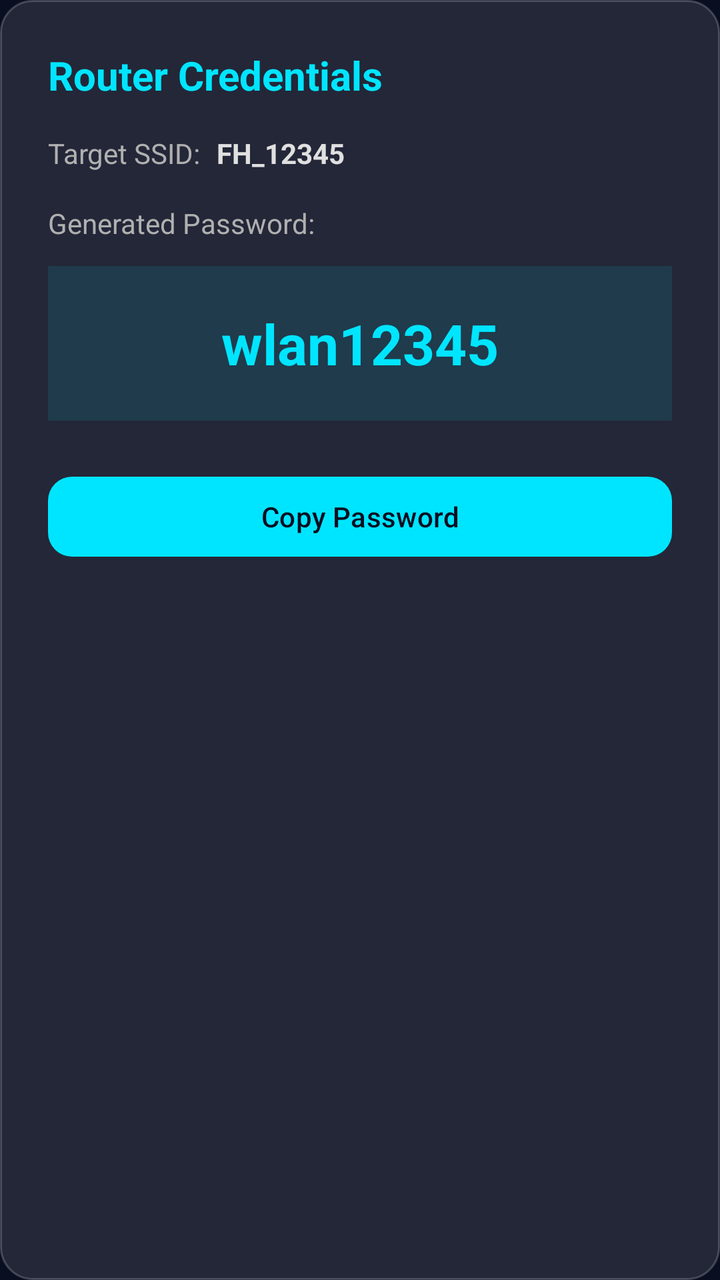
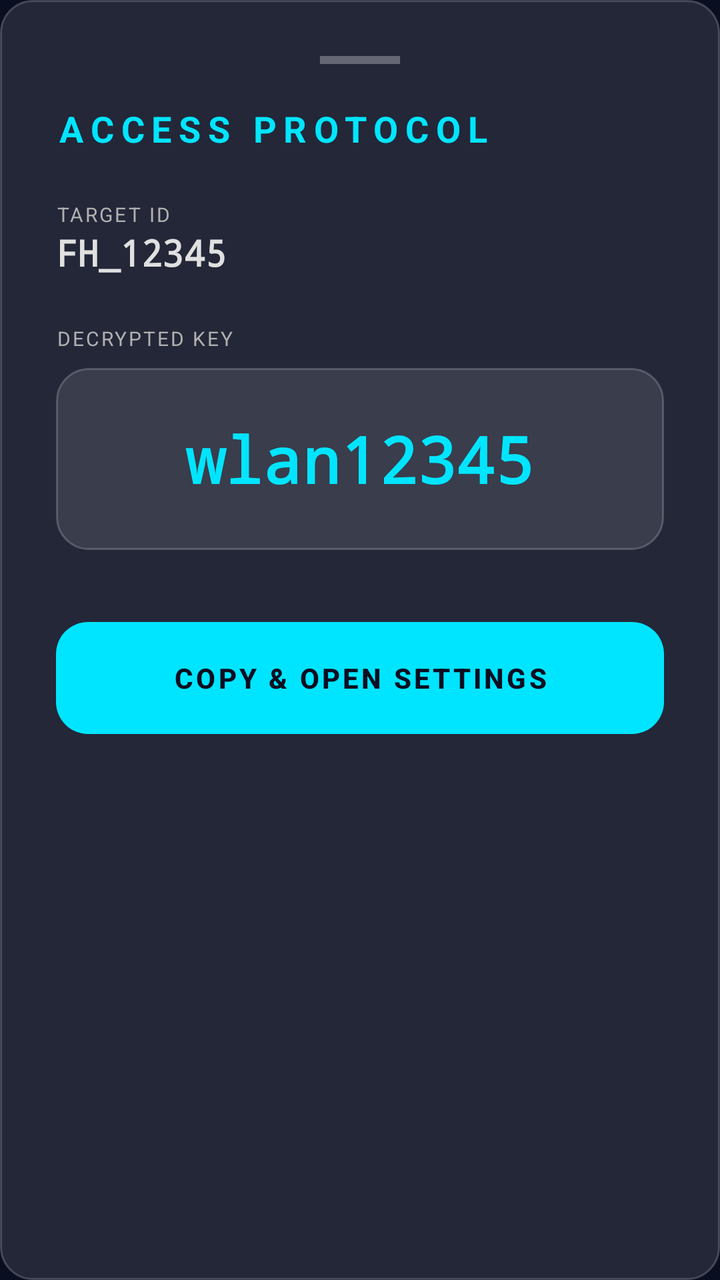

Before-and-after screenshots of an Android layout around one commit, followed by the original layout XML and the change that was made.
<!-- AndroidManifest.xml: application theme Theme.FiberHome -->
<!-- res/layout/bottom_sheet_password.xml -->
<?xml version="1.0" encoding="utf-8"?>
<androidx.constraintlayout.widget.ConstraintLayout
    xmlns:android="http://schemas.android.com/apk/res/android"
    xmlns:app="http://schemas.android.com/apk/res-auto"
    android:layout_width="match_parent"
    android:layout_height="wrap_content"
    android:background="@drawable/glass_card_background"
    android:padding="24dp">

    <TextView
        android:id="@+id/tvTitle"
        android:layout_width="wrap_content"
        android:layout_height="wrap_content"
        android:text="Router Credentials"
        android:textColor="@color/cyan_accent"
        android:textSize="20sp"
        android:textStyle="bold"
        app:layout_constraintStart_toStartOf="parent"
        app:layout_constraintTop_toTopOf="parent" />

    <TextView
        android:id="@+id/tvSsidLabel"
        android:layout_width="wrap_content"
        android:layout_height="wrap_content"
        android:layout_marginTop="16dp"
        android:text="Target SSID:"
        android:textColor="@color/text_secondary"
        app:layout_constraintStart_toStartOf="parent"
        app:layout_constraintTop_toBottomOf="@+id/tvTitle" />

    <TextView
        android:id="@+id/tvSsidValue"
        android:layout_width="wrap_content"
        android:layout_height="wrap_content"
        android:layout_marginStart="8dp"
        android:text="FH_12345"
        android:textColor="@color/text_primary"
        android:textStyle="bold"
        app:layout_constraintBottom_toBottomOf="@+id/tvSsidLabel"
        app:layout_constraintStart_toEndOf="@+id/tvSsidLabel"
        app:layout_constraintTop_toTopOf="@+id/tvSsidLabel" />

    <TextView
        android:id="@+id/tvPassLabel"
        android:layout_width="wrap_content"
        android:layout_height="wrap_content"
        android:layout_marginTop="16dp"
        android:text="Generated Password:"
        android:textColor="@color/text_secondary"
        app:layout_constraintStart_toStartOf="parent"
        app:layout_constraintTop_toBottomOf="@+id/tvSsidLabel" />

    <TextView
        android:id="@+id/tvPassValue"
        android:layout_width="match_parent"
        android:layout_height="wrap_content"
        android:layout_marginTop="12dp"
        android:background="#1A00E5FF"
        android:gravity="center"
        android:padding="20dp"
        android:text="wlan12345"
        android:textColor="@color/cyan_accent"
        android:textSize="28sp"
        android:textStyle="bold"
        app:layout_constraintEnd_toEndOf="parent"
        app:layout_constraintStart_toStartOf="parent"
        app:layout_constraintTop_toBottomOf="@+id/tvPassLabel" />

    <com.google.android.material.button.MaterialButton
        android:id="@+id/btnCopy"
        android:layout_width="match_parent"
        android:layout_height="wrap_content"
        android:layout_marginTop="24dp"
        android:text="Copy Password"
        android:textColor="@color/deep_navy"
        app:backgroundTint="@color/cyan_accent"
        app:cornerRadius="12dp"
        app:layout_constraintTop_toBottomOf="@+id/tvPassValue" />

</androidx.constraintlayout.widget.ConstraintLayout>
<!-- resources referenced by this layout -->
<resources>
  <color name="cyan_accent">#00E5FF</color>
  <color name="deep_navy">#0A0E21</color>
  <color name="text_primary">#E0E0E0</color>
  <color name="text_secondary">#B0B0B0</color>
  <!-- drawable glass_card_background (drawable) -->
  <?xml version="1.0" encoding="utf-8"?>
  <shape xmlns:android="http://schemas.android.com/apk/res/android"
      android:shape="rectangle">
      <solid android:color="@color/glass_white" />
      <corners android:radius="16dp" />
      <stroke
          android:width="1dp"
          android:color="#33FFFFFF" />
  </shape>
  <style name="Theme.FiberHome" parent="Theme.Material3.Dark.NoActionBar">
          <item name="colorPrimary">@color/cyan_accent</item>
          <item name="colorSecondary">@color/electric_blue</item>
          <item name="android:windowBackground">@color/deep_navy</item>
          <item name="android:statusBarColor">@color/deep_navy</item>
          <item name="android:navigationBarColor">@color/deep_navy</item>
          <item name="colorSurface">@color/dark_violet</item>
          <item name="colorOnSurface">@color/text_primary</item>
      </style>
  <color name="glass_white">#1AFFFFFF</color>
  <color name="electric_blue">#2979FF</color>
  <color name="dark_violet">#1A122E</color>
</resources>

<!-- the commit's change to res/layout/bottom_sheet_password.xml (unified diff, before → after) -->
@@ -5,25 +5,39 @@
     android:layout_width="match_parent"
     android:layout_height="wrap_content"
     android:background="@drawable/glass_card_background"
-    android:padding="24dp">
+    android:padding="28dp">
+
+    <View
+        android:id="@+id/dragHandle"
+        android:layout_width="40dp"
+        android:layout_height="4dp"
+        android:background="#4DFFFFFF"
+        app:layout_constraintTop_toTopOf="parent"
+        app:layout_constraintStart_toStartOf="parent"
+        app:layout_constraintEnd_toEndOf="parent"
+        android:layout_marginBottom="16dp" />
 
     <TextView
         android:id="@+id/tvTitle"
         android:layout_width="wrap_content"
         android:layout_height="wrap_content"
-        android:text="Router Credentials"
+        android:layout_marginTop="20dp"
+        android:text="ACCESS PROTOCOL"
         android:textColor="@color/cyan_accent"
-        android:textSize="20sp"
+        android:textSize="18sp"
+        android:letterSpacing="0.2"
         android:textStyle="bold"
         app:layout_constraintStart_toStartOf="parent"
-        app:layout_constraintTop_toTopOf="parent" />
+        app:layout_constraintTop_toBottomOf="@+id/dragHandle" />
 
     <TextView
         android:id="@+id/tvSsidLabel"
         android:layout_width="wrap_content"
         android:layout_height="wrap_content"
-        android:layout_marginTop="16dp"
-        android:text="Target SSID:"
+        android:layout_marginTop="24dp"
+        android:text="TARGET ID"
+        android:textSize="10sp"
+        android:letterSpacing="0.1"
         android:textColor="@color/text_secondary"
         app:layout_constraintStart_toStartOf="parent"
         app:layout_constraintTop_toBottomOf="@+id/tvTitle" />
@@ -32,35 +46,38 @@
         android:id="@+id/tvSsidValue"
         android:layout_width="wrap_content"
         android:layout_height="wrap_content"
-        android:layout_marginStart="8dp"
         android:text="FH_12345"
         android:textColor="@color/text_primary"
+        android:textSize="18sp"
+        android:fontFamily="monospace"
         android:textStyle="bold"
-        app:layout_constraintBottom_toBottomOf="@+id/tvSsidLabel"
-        app:layout_constraintStart_toEndOf="@+id/tvSsidLabel"
-        app:layout_constraintTop_toTopOf="@+id/tvSsidLabel" />
+        app:layout_constraintStart_toStartOf="parent"
+        app:layout_constraintTop_toBottomOf="@+id/tvSsidLabel" />
 
     <TextView
         android:id="@+id/tvPassLabel"
         android:layout_width="wrap_content"
         android:layout_height="wrap_content"
-        android:layout_marginTop="16dp"
-        android:text="Generated Password:"
+        android:layout_marginTop="24dp"
+        android:text="DECRYPTED KEY"
+        android:textSize="10sp"
+        android:letterSpacing="0.1"
         android:textColor="@color/text_secondary"
         app:layout_constraintStart_toStartOf="parent"
-        app:layout_constraintTop_toBottomOf="@+id/tvSsidLabel" />
+        app:layout_constraintTop_toBottomOf="@+id/tvSsidValue" />
 
     <TextView
         android:id="@+id/tvPassValue"
         android:layout_width="match_parent"
         android:layout_height="wrap_content"
-        android:layout_marginTop="12dp"
-        android:background="#1A00E5FF"
+        android:layout_marginTop="8dp"
+        android:background="@drawable/glass_card_background"
         android:gravity="center"
-        android:padding="20dp"
+        android:padding="24dp"
         android:text="wlan12345"
         android:textColor="@color/cyan_accent"
-        android:textSize="28sp"
+        android:textSize="32sp"
+        android:fontFamily="monospace"
         android:textStyle="bold"
         app:layout_constraintEnd_toEndOf="parent"
         app:layout_constraintStart_toStartOf="parent"
@@ -69,12 +86,15 @@
     <com.google.android.material.button.MaterialButton
         android:id="@+id/btnCopy"
         android:layout_width="match_parent"
-        android:layout_height="wrap_content"
-        android:layout_marginTop="24dp"
-        android:text="Copy Password"
+        android:layout_height="64dp"
+        android:layout_marginTop="32dp"
+        android:text="COPY &amp; OPEN SETTINGS"
         android:textColor="@color/deep_navy"
+        android:textSize="14sp"
+        android:letterSpacing="0.1"
+        android:textStyle="bold"
         app:backgroundTint="@color/cyan_accent"
-        app:cornerRadius="12dp"
+        app:cornerRadius="16dp"
         app:layout_constraintTop_toBottomOf="@+id/tvPassValue" />
 
 </androidx.constraintlayout.widget.ConstraintLayout>
